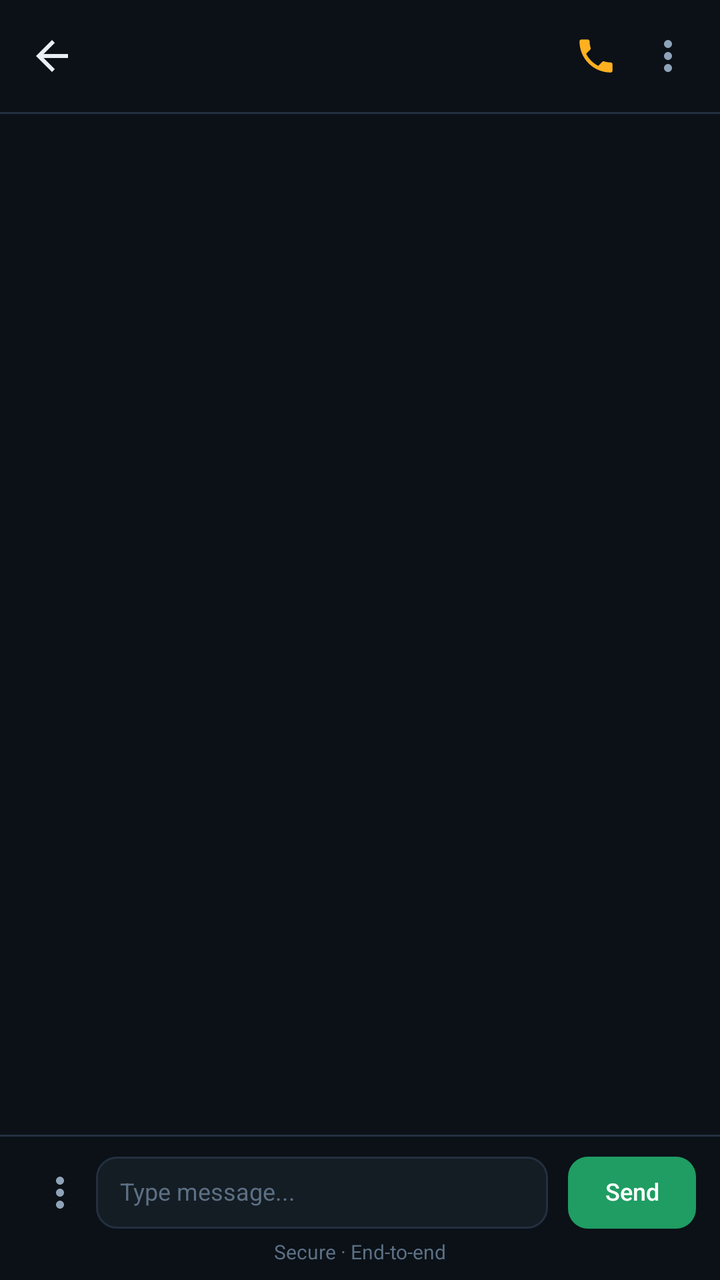
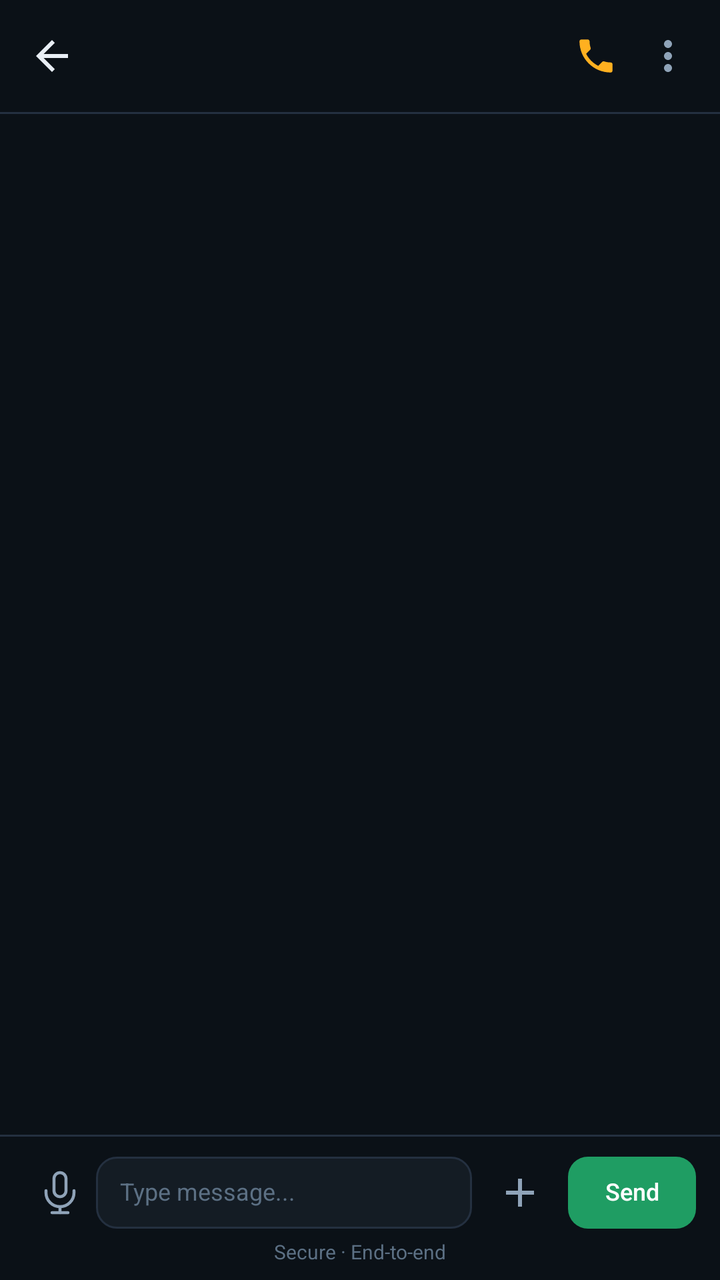

Before-and-after screenshots of an Android layout around one commit, followed by the original layout XML and the change that was made.
<!-- AndroidManifest.xml: application theme Theme.Talkback -->
<!-- res/layout/fragment_conversation.xml -->
<?xml version="1.0" encoding="utf-8"?>
<LinearLayout xmlns:android="http://schemas.android.com/apk/res/android"
    android:layout_width="match_parent"
    android:layout_height="match_parent"
    android:background="@color/tb_bg"
    android:orientation="vertical">

    <LinearLayout
        android:layout_width="match_parent"
        android:layout_height="wrap_content"
        android:gravity="center_vertical"
        android:orientation="horizontal"
        android:paddingHorizontal="8dp"
        android:paddingVertical="10dp">

        <ImageView
            android:id="@+id/btnConversationBack"
            android:layout_width="36dp"
            android:layout_height="36dp"
            android:background="?android:attr/selectableItemBackgroundBorderless"
            android:contentDescription="@string/cd_settings_back"
            android:padding="6dp"
            android:src="@drawable/ic_settings_back" />

        <LinearLayout
            android:layout_width="0dp"
            android:layout_height="wrap_content"
            android:layout_marginStart="2dp"
            android:layout_weight="1"
            android:orientation="vertical">

            <TextView
                android:id="@+id/txtConversationTitle"
                style="@style/MsgEndpointName"
                android:layout_width="match_parent"
                android:layout_height="wrap_content"
                android:ellipsize="end"
                android:maxLines="1"
                android:textSize="15sp" />

            <TextView
                android:id="@+id/txtConversationSubtitle"
                style="@style/MsgTeamName"
                android:layout_width="match_parent"
                android:layout_height="wrap_content"
                android:ellipsize="end"
                android:maxLines="1"
                android:paddingTop="2dp" />
        </LinearLayout>

        <TextView
            android:id="@+id/txtConversationOnline"
            android:layout_width="wrap_content"
            android:layout_height="wrap_content"
            android:layout_marginStart="6dp"
            android:background="@drawable/bg_online_pill"
            android:fontFamily="sans-serif"
            android:includeFontPadding="false"
            android:paddingHorizontal="8dp"
            android:paddingVertical="3dp"
            android:text="@string/status_online"
            android:textColor="@color/tb_primary"
            android:textSize="10sp"
            android:visibility="gone" />

        <ImageView
            android:id="@+id/btnConversationCall"
            android:layout_width="36dp"
            android:layout_height="36dp"
            android:layout_marginStart="4dp"
            android:background="?android:attr/selectableItemBackgroundBorderless"
            android:contentDescription="@string/call_action_private"
            android:padding="7dp"
            android:src="@drawable/ic_conversation_call"
            android:tint="@color/conversation_call_icon" />

        <ImageView
            android:id="@+id/btnConversationMore"
            android:layout_width="36dp"
            android:layout_height="36dp"
            android:background="?android:attr/selectableItemBackgroundBorderless"
            android:contentDescription="@string/meeting_control_more"
            android:padding="6dp"
            android:src="@drawable/ic_conversation_more" />
    </LinearLayout>

    <View
        android:layout_width="match_parent"
        android:layout_height="1dp"
        android:background="@color/tb_divider" />

    <FrameLayout
        android:layout_width="match_parent"
        android:layout_height="0dp"
        android:layout_weight="1">

        <LinearLayout
            android:id="@+id/conversationEmptyState"
            android:layout_width="match_parent"
            android:layout_height="match_parent"
            android:gravity="center"
            android:orientation="vertical"
            android:paddingHorizontal="24dp"
            android:visibility="gone">

            <TextView
                android:layout_width="wrap_content"
                android:layout_height="wrap_content"
                android:fontFamily="sans-serif-medium"
                android:includeFontPadding="false"
                android:text="@string/conversation_empty"
                android:textColor="@color/tb_text_secondary"
                android:textSize="@dimen/msg_empty_title_text_size" />

            <TextView
                android:layout_width="wrap_content"
                android:layout_height="wrap_content"
                android:includeFontPadding="false"
                android:paddingTop="6dp"
                android:text="@string/conversation_empty_hint"
                android:textColor="@color/tb_text_muted"
                android:textSize="@dimen/msg_empty_hint_text_size" />
        </LinearLayout>

        <ScrollView
            android:id="@+id/scrollConversation"
            android:layout_width="match_parent"
            android:layout_height="match_parent"
            android:clipToPadding="false"
            android:paddingHorizontal="12dp"
            android:paddingVertical="10dp"
            android:scrollbars="none">

            <LinearLayout
                android:id="@+id/containerConversationMessages"
                android:layout_width="match_parent"
                android:layout_height="wrap_content"
                android:orientation="vertical" />
        </ScrollView>
    </FrameLayout>

    <View
        android:layout_width="match_parent"
        android:layout_height="1dp"
        android:background="@color/tb_divider" />

    <LinearLayout
        android:layout_width="match_parent"
        android:layout_height="wrap_content"
        android:gravity="center_vertical"
        android:orientation="horizontal"
        android:paddingHorizontal="12dp"
        android:paddingTop="10dp"
        android:paddingBottom="6dp">

        <ImageView
            android:id="@+id/btnConversationAttach"
            android:layout_width="36dp"
            android:layout_height="36dp"
            android:background="?android:attr/selectableItemBackgroundBorderless"
            android:contentDescription="@string/message_attach_cd"
            android:padding="6dp"
            android:src="@drawable/ic_conversation_more"
            android:tint="@color/tb_text_secondary" />

        <EditText
            android:id="@+id/editConversationInput"
            style="@style/ConversationInput"
            android:layout_width="0dp"
            android:layout_height="wrap_content"
            android:layout_weight="1"
            android:hint="@string/conversation_input_hint"
            android:imeOptions="actionSend"
            android:inputType="textCapSentences|textMultiLine"
            android:maxLength="256"
            android:maxLines="4" />

        <TextView
            android:id="@+id/btnConversationSend"
            style="@style/ConversationSendButton"
            android:layout_width="wrap_content"
            android:layout_height="wrap_content"
            android:layout_marginStart="10dp"
            android:clickable="true"
            android:focusable="true"
            android:text="@string/endpoint_text_send" />
    </LinearLayout>

    <TextView
        android:layout_width="match_parent"
        android:layout_height="wrap_content"
        android:gravity="center"
        android:includeFontPadding="false"
        android:paddingBottom="8dp"
        android:text="@string/conversation_secure_hint"
        android:textColor="@color/tb_text_muted"
        android:textSize="10sp" />

</LinearLayout>
<!-- resources referenced by this layout -->
<resources>
  <color name="conversation_call_icon">#FFB020</color>
  <color name="tb_bg">#0B1117</color>
  <color name="tb_divider">#243040</color>
  <color name="tb_primary">#3AF6D4</color>
  <color name="tb_text_muted">#5C7084</color>
  <color name="tb_text_secondary">#8FA3B8</color>
  <dimen name="msg_empty_hint_text_size">11sp</dimen>
  <dimen name="msg_empty_title_text_size">13sp</dimen>
  <string name="call_action_private">Private Call</string>
  <string name="cd_settings_back">Back</string>
  <string name="conversation_empty">No messages yet</string>
  <string name="conversation_empty_hint">Start conversation</string>
  <string name="conversation_input_hint">Type message...</string>
  <string name="conversation_secure_hint">Secure · End-to-end</string>
  <string name="endpoint_text_send">Send</string>
  <string name="meeting_control_more">More</string>
  <string name="message_attach_cd">Attach file</string>
  <string name="status_online">Online</string>
  <color name="tb_text_primary">#E8EEF4</color>
  <dimen name="msg_endpoint_name_text_size">13sp</dimen>
  <dimen name="msg_team_text_size">10sp</dimen>
  <color name="tb_surface">#141C24</color>
  <style name="SettingsSwitch" parent="Widget.AppCompat.CompoundButton.Switch">
          <item name="android:showText">false</item>
          <item name="android:textColor">@color/tb_text_primary</item>
      </style>
  <style name="TalkbackButton" parent="Widget.MaterialComponents.Button">
          <item name="android:textAllCaps">false</item>
          <item name="cornerRadius">12dp</item>
      </style>
  <color name="tb_message_send_disabled">#2A4A3A</color>
  <color name="tb_message_send">#1F9D63</color>
  <!-- unchanged entries left out for length: 11 -->
</resources>

<!-- the commit's change to res/layout/fragment_conversation.xml (unified diff, before → after) -->
@@ -154,36 +154,100 @@
         android:paddingBottom="6dp">
 
         <ImageView
+            android:id="@+id/btnConversationVoiceMode"
+            android:layout_width="36dp"
+            android:layout_height="36dp"
+            android:background="?android:attr/selectableItemBackgroundBorderless"
+            android:contentDescription="@string/message_voice_mode_cd"
+            android:padding="6dp"
+            android:src="@drawable/ic_message_attach_mic"
+            android:tint="@color/tb_text_secondary" />
+
+        <FrameLayout
+            android:layout_width="0dp"
+            android:layout_height="wrap_content"
+            android:layout_weight="1">
+
+            <EditText
+                android:id="@+id/editConversationInput"
+                style="@style/ConversationInput"
+                android:layout_width="match_parent"
+                android:layout_height="wrap_content"
+                android:hint="@string/conversation_input_hint"
+                android:imeOptions="actionSend"
+                android:inputType="textCapSentences|textMultiLine"
+                android:maxLength="256"
+                android:maxLines="4" />
+
+            <LinearLayout
+                android:id="@+id/conversationInputHoldBar"
+                android:layout_width="match_parent"
+                android:layout_height="wrap_content"
+                android:background="@drawable/bg_conversation_input"
+                android:clickable="true"
+                android:focusable="true"
+                android:gravity="center"
+                android:minHeight="40dp"
+                android:orientation="horizontal"
+                android:paddingHorizontal="12dp"
+                android:paddingVertical="8dp"
+                android:visibility="gone">
+
+                <TextView
+                    android:id="@+id/txtConversationInputHold"
+                    android:layout_width="wrap_content"
+                    android:layout_height="wrap_content"
+                    android:includeFontPadding="false"
+                    android:text="@string/message_voice_hold_to_talk"
+                    android:textColor="@color/tb_text_primary"
+                    android:textSize="15sp" />
+            </LinearLayout>
+        </FrameLayout>
+
+        <ImageView
             android:id="@+id/btnConversationAttach"
             android:layout_width="36dp"
             android:layout_height="36dp"
+            android:layout_marginStart="6dp"
             android:background="?android:attr/selectableItemBackgroundBorderless"
             android:contentDescription="@string/message_attach_cd"
             android:padding="6dp"
-            android:src="@drawable/ic_conversation_more"
+            android:src="@drawable/ic_message_attach_plus"
             android:tint="@color/tb_text_secondary" />
-
-        <EditText
-            android:id="@+id/editConversationInput"
-            style="@style/ConversationInput"
-            android:layout_width="0dp"
-            android:layout_height="wrap_content"
-            android:layout_weight="1"
-            android:hint="@string/conversation_input_hint"
-            android:imeOptions="actionSend"
-            android:inputType="textCapSentences|textMultiLine"
-            android:maxLength="256"
-            android:maxLines="4" />
 
         <TextView
             android:id="@+id/btnConversationSend"
             style="@style/ConversationSendButton"
             android:layout_width="wrap_content"
             android:layout_height="wrap_content"
-            android:layout_marginStart="10dp"
+            android:layout_marginStart="6dp"
             android:clickable="true"
             android:focusable="true"
             android:text="@string/endpoint_text_send" />
+    </LinearLayout>
+
+    <LinearLayout
+        android:id="@+id/conversationMorePanel"
+        android:layout_width="match_parent"
+        android:layout_height="wrap_content"
+        android:background="@color/tb_surface_elevated"
+        android:orientation="horizontal"
+        android:paddingHorizontal="12dp"
+        android:paddingVertical="12dp"
+        android:visibility="gone">
+
+        <include
+            android:id="@+id/conversationMorePhoto"
+            layout="@layout/item_conversation_more_action"
+            android:layout_width="wrap_content"
+            android:layout_height="wrap_content"
+            android:layout_marginEnd="16dp" />
+
+        <include
+            android:id="@+id/conversationMoreFile"
+            layout="@layout/item_conversation_more_action"
+            android:layout_width="wrap_content"
+            android:layout_height="wrap_content" />
     </LinearLayout>
 
     <TextView
@@ -197,3 +261,38 @@
         android:textSize="10sp" />
 
 </LinearLayout>
+<!-- res/layout/item_conversation_more_action.xml (included above) -->
+<?xml version="1.0" encoding="utf-8"?>
+<LinearLayout xmlns:android="http://schemas.android.com/apk/res/android"
+    android:layout_width="72dp"
+    android:layout_height="wrap_content"
+    android:background="?android:attr/selectableItemBackgroundBorderless"
+    android:clickable="true"
+    android:focusable="true"
+    android:gravity="center_horizontal"
+    android:orientation="vertical"
+    android:paddingVertical="8dp">
+
+    <FrameLayout
+        android:layout_width="56dp"
+        android:layout_height="56dp"
+        android:background="@drawable/bg_conversation_more_tile">
+
+        <ImageView
+            android:id="@+id/imgMoreActionIcon"
+            android:layout_width="28dp"
+            android:layout_height="28dp"
+            android:layout_gravity="center"
+            android:importantForAccessibility="no"
+            android:scaleType="centerInside" />
+    </FrameLayout>
+
+    <TextView
+        android:id="@+id/txtMoreActionLabel"
+        android:layout_width="wrap_content"
+        android:layout_height="wrap_content"
+        android:includeFontPadding="false"
+        android:paddingTop="6dp"
+        android:textColor="@color/tb_text_secondary"
+        android:textSize="11sp" />
+</LinearLayout>
<!-- resource entries referenced after the edit -->
@@ -4,10 +4,63 @@
   <color name="tb_bg">#0B1117</color>
   <color name="tb_divider">#243040</color>
   <color name="tb_primary">#3AF6D4</color>
+  <color name="tb_surface_elevated">#1A2430</color>
   <color name="tb_text_muted">#5C7084</color>
   <color name="tb_text_secondary">#8FA3B8</color>
   <dimen name="msg_empty_hint_text_size">11sp</dimen>
   <dimen name="msg_empty_title_text_size">13sp</dimen>
+  <!-- drawable bg_conversation_more_tile (drawable) -->
+  <?xml version="1.0" encoding="utf-8"?>
+  <shape xmlns:android="http://schemas.android.com/apk/res/android"
+      android:shape="rectangle">
+      <solid android:color="@color/tb_surface_elevated" />
+      <corners android:radius="8dp" />
+  </shape>
+  <!-- drawable ic_message_attach_mic (drawable) -->
+  <?xml version="1.0" encoding="utf-8"?>
+  <vector xmlns:android="http://schemas.android.com/apk/res/android"
+      android:width="24dp"
+      android:height="24dp"
+      android:viewportWidth="24"
+      android:viewportHeight="24">
+      <path
+          android:fillColor="@android:color/transparent"
+          android:pathData="M12,14c1.66,0 3,-1.34 3,-3V5c0,-1.66 -1.34,-3 -3,-3S9,3.34 9,5v6c0,1.66 1.34,3 3,3z"
+          android:strokeColor="@color/tb_text_secondary"
+          android:strokeWidth="1.5"
+          android:strokeLineCap="round"
+          android:strokeLineJoin="round" />
+      <path
+          android:fillColor="@android:color/transparent"
+          android:pathData="M19,11v1c0,3.87 -3.13,7 -7,7s-7,-3.13 -7,-7v-1"
+          android:strokeColor="@color/tb_text_secondary"
+          android:strokeWidth="1.5"
+          android:strokeLineCap="round"
+          android:strokeLineJoin="round" />
+      <path
+          android:fillColor="@android:color/transparent"
+          android:pathData="M12,19v3"
+          android:strokeColor="@color/tb_text_secondary"
+          android:strokeWidth="1.5"
+          android:strokeLineCap="round" />
+      <path
+          android:fillColor="@android:color/transparent"
+          android:pathData="M8,22h8"
+          android:strokeColor="@color/tb_text_secondary"
+          android:strokeWidth="1.5"
+          android:strokeLineCap="round" />
+  </vector>
+  <!-- drawable ic_message_attach_plus (drawable) -->
+  <?xml version="1.0" encoding="utf-8"?>
+  <vector xmlns:android="http://schemas.android.com/apk/res/android"
+      android:width="24dp"
+      android:height="24dp"
+      android:viewportWidth="24"
+      android:viewportHeight="24">
+      <path
+          android:fillColor="@color/tb_text_secondary"
+          android:pathData="M19,13h-6v6h-2v-6H5v-2h6V5h2v6h6v2z" />
+  </vector>
   <string name="call_action_private">Private Call</string>
   <string name="cd_settings_back">Back</string>
   <string name="conversation_empty">No messages yet</string>
@@ -17,6 +70,8 @@
   <string name="endpoint_text_send">Send</string>
   <string name="meeting_control_more">More</string>
   <string name="message_attach_cd">Attach file</string>
+  <string name="message_voice_hold_to_talk">Hold to talk</string>
+  <string name="message_voice_mode_cd">Switch to voice message</string>
   <string name="status_online">Online</string>
   <color name="tb_text_primary">#E8EEF4</color>
   <dimen name="msg_endpoint_name_text_size">13sp</dimen>
